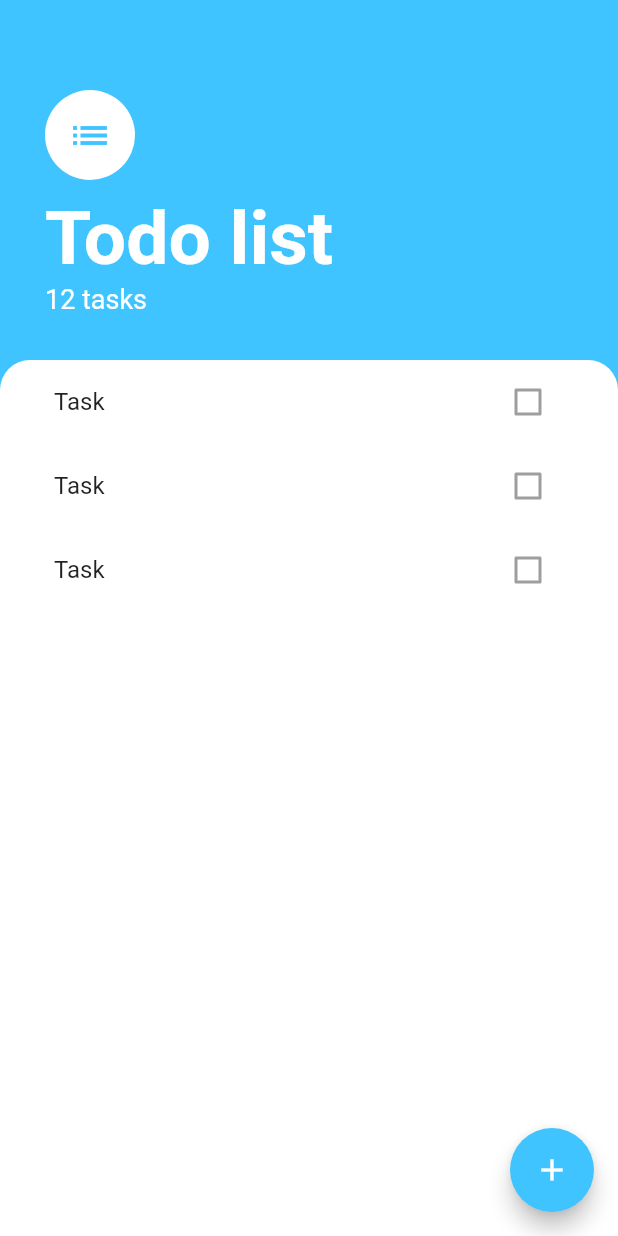
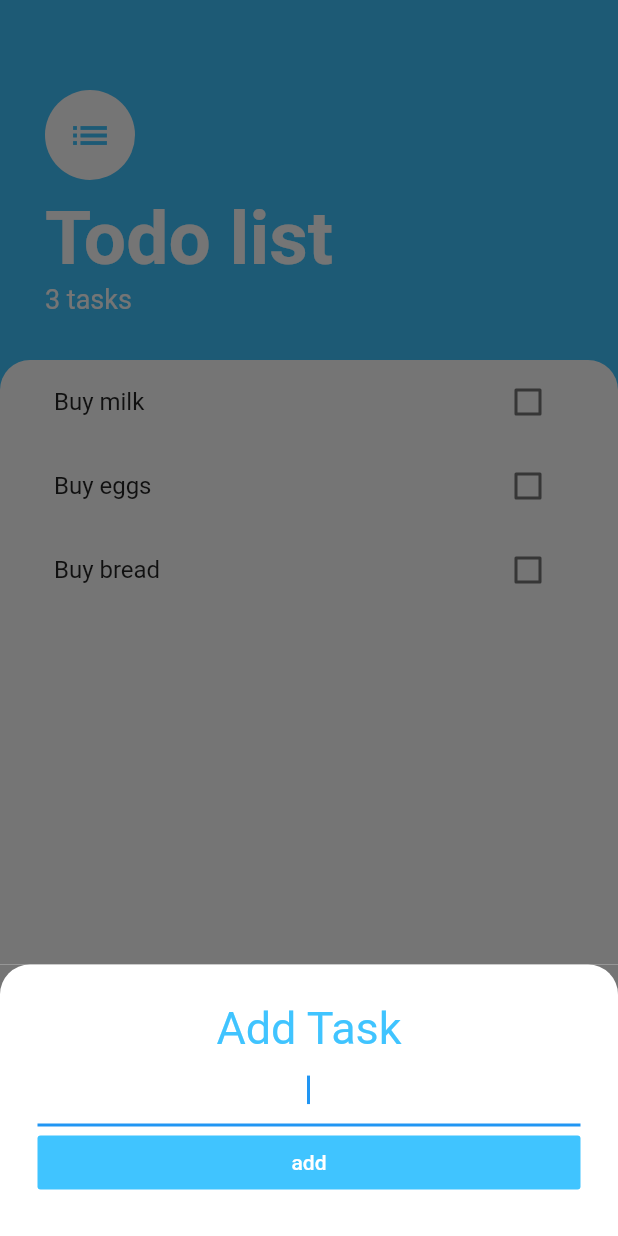
Before and after one commit to orionic969/flutter_todo, a Flutter app: the screen it shows after launch, after a tap on the "add" icon, on a phone screen of 412 x 824 dp. Run offline on Flutter 3.47's test engine with Material 2 defaults, Android fonts, the phone set to English and light mode, and no system bars.

Commit message:
update files

```diff
--- a/lib/main.dart
+++ b/lib/main.dart
@@ -1,5 +1,7 @@
 import 'package:flutter/material.dart';
+import 'package:flutter_todo/models/task_data.dart';
 import 'package:flutter_todo/screens/tasks_screen.dart';
+import 'package:provider/provider.dart';
 
 void main() {
   runApp(const MyApp());
@@ -10,8 +12,11 @@ class MyApp extends StatelessWidget {
 
   @override
   Widget build(BuildContext context) {
-    return MaterialApp(
-      home: TasksScreen(),
+    return ChangeNotifierProvider(
+      create: (context) => TaskData(),
+      child: MaterialApp(
+        home: TasksScreen(),
+      ),
     );
   }
 }
--- /dev/null
+++ b/lib/models/task.dart
@@ -0,0 +1,10 @@
+class Task {
+  final String? name;
+  bool isDone;
+
+  Task({this.name, this.isDone = false});
+
+  void toggleDone() {
+    isDone = !isDone;
+  }
+}
--- /dev/null
+++ b/lib/models/task_data.dart
@@ -0,0 +1,35 @@
+import 'package:flutter/foundation.dart';
+import 'package:flutter_todo/models/task.dart';
+import 'dart:collection';
+
+class TaskData extends ChangeNotifier {
+  List<Task> _tasks = [
+    Task(name: 'Buy milk'),
+    Task(name: 'Buy eggs'),
+    Task(name: 'Buy bread'),
+  ];
+
+  UnmodifiableListView<Task> get tasks {
+    return UnmodifiableListView(_tasks);
+  }
+
+  int get taskCount {
+    return _tasks.length;
+  }
+
+  void addTask(String newTaskTitle) {
+    final task = Task(name: newTaskTitle);
+    _tasks.add(task);
+    notifyListeners();
+  }
+
+  void updateTask(Task task) {
+    task.toggleDone();
+    notifyListeners();
+  }
+
+  void deleteTask(Task task) {
+    _tasks.remove(task);
+    notifyListeners();
+  }
+}
--- /dev/null
+++ b/lib/screens/add_task_screen.dart
@@ -0,0 +1,59 @@
+import 'package:flutter/material.dart';
+import 'package:flutter_todo/models/task.dart';
+import 'package:provider/provider.dart';
+import 'package:flutter_todo/models/task_data.dart';
+
+class AddTaskScreen extends StatelessWidget {
+  @override
+  Widget build(BuildContext context) {
+    late String newTaskTitle;
+
+    return Container(
+      color: Color(0xff757575),
+      child: Container(
+        padding: EdgeInsets.all(25.0),
+        decoration: BoxDecoration(
+          color: Colors.white,
+          borderRadius: BorderRadius.only(
+            topLeft: Radius.circular(20.0),
+            topRight: Radius.circular(20.0),
+          ),
+        ),
+        child: Column(
+          crossAxisAlignment: CrossAxisAlignment.stretch,
+          children: [
+            Text(
+              'Add Task',
+              textAlign: TextAlign.center,
+              style: TextStyle(
+                fontSize: 30.0,
+                color: Colors.lightBlueAccent,
+              ),
+            ),
+            TextField(
+              autofocus: true,
+              textAlign: TextAlign.center,
+              onChanged: (newText) {
+                newTaskTitle = newText;
+              },
+            ),
+            FlatButton(
+              onPressed: () {
+                Provider.of<TaskData>(context, listen: false)
+                    .addTask(newTaskTitle);
+                Navigator.pop(context);
+              },
+              color: Colors.lightBlueAccent,
+              child: Text(
+                'add',
+                style: TextStyle(
+                  color: Colors.white,
+                ),
+              ),
+            ),
+          ],
+        ),
+      ),
+    );
+  }
+}
--- a/lib/screens/tasks_screen.dart
+++ b/lib/screens/tasks_screen.dart
@@ -1,15 +1,29 @@
 import 'package:flutter/material.dart';
 import 'package:flutter_todo/widgets/task_list.dart';
+import 'package:provider/provider.dart';
+import '../models/task_data.dart';
+import 'add_task_screen.dart';
+import 'package:flutter_todo/screens/add_task_screen.dart';
 
 class TasksScreen extends StatelessWidget {
-  const TasksScreen({Key? key}) : super(key: key);
-
   @override
   Widget build(BuildContext context) {
     return Scaffold(
       backgroundColor: Colors.lightBlueAccent,
       floatingActionButton: FloatingActionButton(
-        onPressed: () {},
+        onPressed: () {
+          showModalBottomSheet(
+            context: context,
+            isScrollControlled: true,
+            builder: (context) => SingleChildScrollView(
+              child: Container(
+                padding: EdgeInsets.only(
+                    bottom: MediaQuery.of(context).viewInsets.bottom),
+                child: AddTaskScreen(),
+              ),
+            ),
+          );
+        },
         backgroundColor: Colors.lightBlueAccent,
         child: Icon(Icons.add),
       ),
@@ -17,12 +31,12 @@ class TasksScreen extends StatelessWidget {
         crossAxisAlignment: CrossAxisAlignment.start,
         children: [
           Container(
-            padding: EdgeInsets.only(
+            padding: const EdgeInsets.only(
                 top: 60.0, left: 30.0, right: 30.0, bottom: 30.0),
             child: Column(
               crossAxisAlignment: CrossAxisAlignment.start,
               children: [
-                CircleAvatar(
+                const CircleAvatar(
                   backgroundColor: Colors.white,
                   radius: 30.0,
                   child: Icon(
@@ -31,7 +45,7 @@ class TasksScreen extends StatelessWidget {
                     size: 30.0,
                   ),
                 ),
-                SizedBox(
+                const SizedBox(
                   height: 10.0,
                 ),
                 Text(
@@ -43,7 +57,7 @@ class TasksScreen extends StatelessWidget {
                   ),
                 ),
                 Text(
-                  '12 tasks',
+                  '${Provider.of<TaskData>(context).taskCount} tasks',
                   style: TextStyle(
                     color: Colors.white,
                     fontSize: 18.0,
--- a/lib/widgets/task_list.dart
+++ b/lib/widgets/task_list.dart
@@ -1,19 +1,30 @@
 import 'package:flutter/material.dart';
 import 'task_tile.dart';
+import 'package:provider/provider.dart';
+import 'package:flutter_todo/models/task_data.dart';
 
 class TasksList extends StatelessWidget {
-  const TasksList({
-    Key? key,
-  }) : super(key: key);
-
   @override
   Widget build(BuildContext context) {
-    return ListView(
-      children: [
-        TaskTile(),
-        TaskTile(),
-        TaskTile(),
-      ],
+    return Consumer<TaskData>(
+      builder: (context, taskData, child) {
+        return ListView.builder(
+          itemBuilder: (content, index) {
+            final task = taskData.tasks[index];
+            return TaskTile(
+              taskTitle: task.name,
+              isChecked: task.isDone,
+              checkboxCallback: (checkboxState) {
+                taskData.updateTask(task);
+              },
+              longPressCallback: () {
+                taskData.deleteTask(task);
+              },
+            );
+          },
+          itemCount: taskData.taskCount,
+        );
+      },
     );
   }
 }
--- a/lib/widgets/task_tile.dart
+++ b/lib/widgets/task_tile.dart
@@ -1,17 +1,29 @@
 import 'package:flutter/material.dart';
 
 class TaskTile extends StatelessWidget {
-  const TaskTile({
-    Key? key,
-  }) : super(key: key);
+  final bool? isChecked;
+  final String? taskTitle;
+  final Function? checkboxCallback;
+  final Function()? longPressCallback;
+
+  TaskTile({this.isChecked, this.taskTitle, this.checkboxCallback, this.longPressCallback});
 
   @override
   Widget build(BuildContext context) {
     return ListTile(
-      title: Text('Task'),
+      onLongPress: longPressCallback,
+      title: Text(
+        taskTitle!,
+        style: TextStyle(
+          decoration: isChecked! ? TextDecoration.lineThrough : null,
+        ),
+      ),
       trailing: Checkbox(
-        value: false,
-        onChanged: null,
+        activeColor: Colors.lightBlueAccent,
+        value: isChecked,
+        onChanged: (newValue) {
+          checkboxCallback!(newValue);
+        },
       ),
     );
   }
--- a/pubspec.yaml
+++ b/pubspec.yaml
@@ -34,6 +34,7 @@ dependencies:
   # The following adds the Cupertino Icons font to your application.
   # Use with the CupertinoIcons class for iOS style icons.
   cupertino_icons: ^1.0.2
+  provider: ^6.0.3
 
 dev_dependencies:
   flutter_test:
```
Also changed, not shown: 2 other files.
